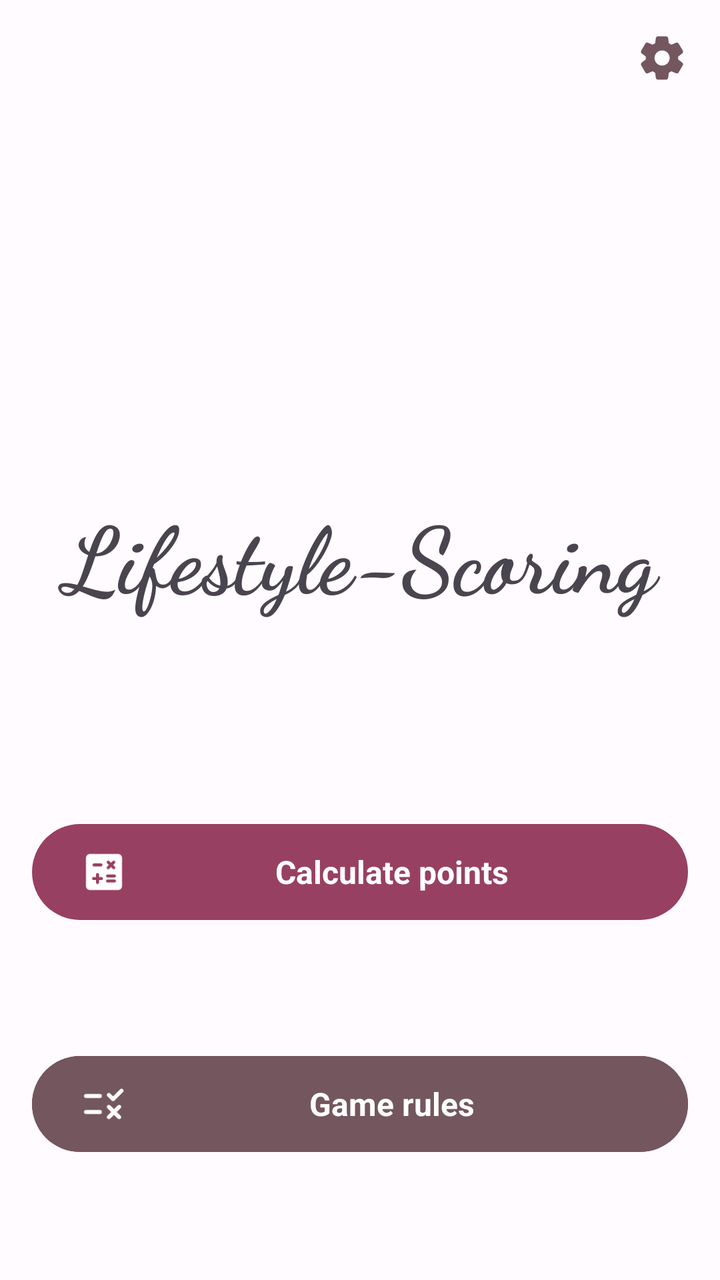
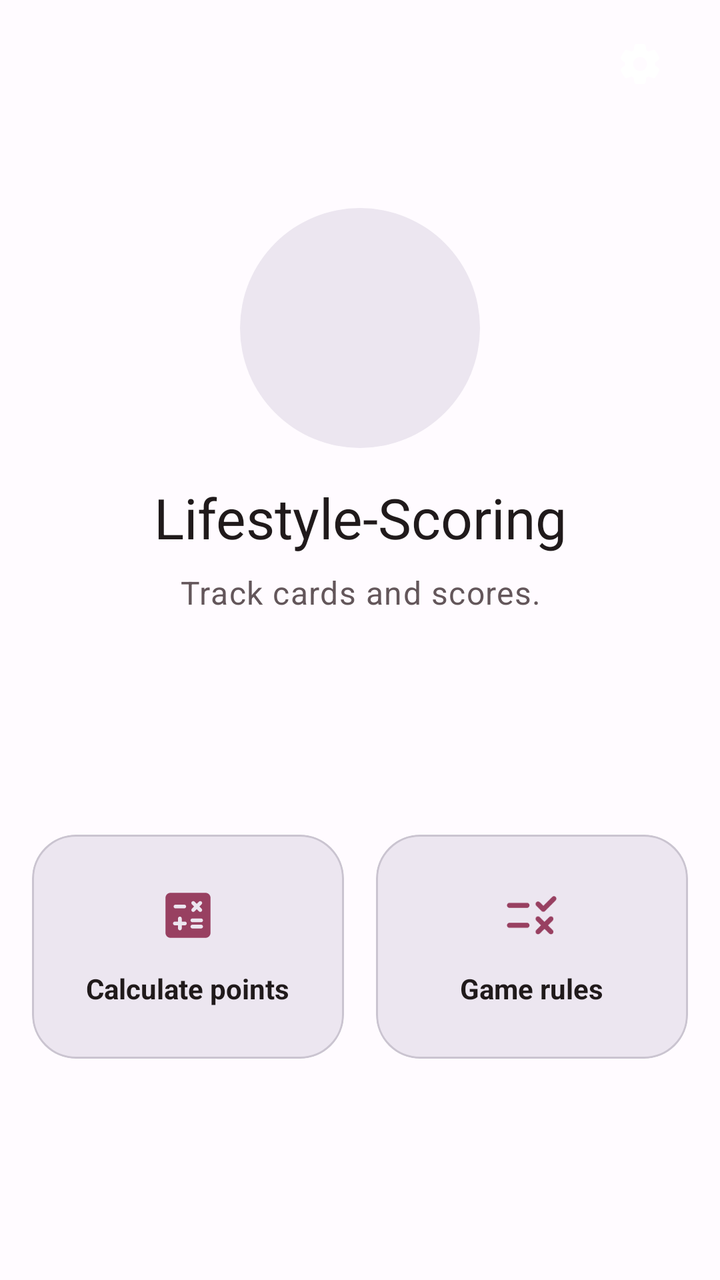

Screens rendered from an Android XML layout before and after an edit, with the pre-edit source and the edit as a unified diff.
<!-- AndroidManifest.xml: application theme Theme.LifestyleScoringApp -->
<!-- res/layout/activity_home.xml -->
<?xml version="1.0" encoding="utf-8"?>
<layout xmlns:tools="http://schemas.android.com/tools"
    xmlns:android="http://schemas.android.com/apk/res/android"
    xmlns:app="http://schemas.android.com/apk/res-auto">
    <RelativeLayout
        android:layout_width="match_parent"
        android:layout_height="match_parent"
        tools:context=".ui.activities.HomeActivity">

        <ImageView
            android:id="@+id/btn_settings"
            android:layout_width="26dp"
            android:layout_height="26dp"
            android:layout_alignParentTop="true"
            android:layout_alignParentEnd="true"
            android:layout_marginTop="16dp"
            android:layout_marginEnd="16dp"
            android:src="@drawable/ic_settings"
            app:tint="?colorAccent"
            android:contentDescription="@string/settings"/>

        <com.google.android.material.imageview.ShapeableImageView
            app:shapeAppearanceOverlay="@style/roundedImageViewRounded"
            android:layout_width="125dp"
            android:layout_height="125dp"
            android:background="@mipmap/ic_launcher"
            android:layout_centerHorizontal="true"
            android:layout_marginTop="60dp"
            android:id="@+id/app_icon"/>

        <TextView
            android:layout_width="match_parent"
            android:layout_height="wrap_content"
            android:layout_below="@id/app_icon"
            android:layout_centerHorizontal="true"
            android:layout_marginTop="60dp"
            android:fontFamily="cursive"
            android:text="@string/lifestyle_scoring"
            android:textSize="46sp"
            android:textStyle="bold"
            android:textAlignment="center"/>

        <Button
            android:id="@+id/btn_calculate_points"
            style="@style/FontSizeMedium"
            android:layout_width="match_parent"
            android:layout_height="56dp"
            android:layout_marginBottom="60dp"
            android:layout_marginStart="16dp"
            android:layout_marginEnd="16dp"
            android:drawableLeft="@drawable/ic_calculate"
            android:drawableTint="?colorOnPrimary"
            android:text="@string/calculate_points"
            android:textStyle="bold"
            android:layout_above="@id/btn_game_rules"/>

        <Button
            android:id="@+id/btn_game_rules"
            style="@style/FontSizeMedium"
            android:layout_width="match_parent"
            android:layout_height="56dp"
            android:layout_alignParentBottom="true"
            android:layout_marginBottom="60dp"
            android:layout_marginStart="16dp"
            android:layout_marginEnd="16dp"
            android:drawableLeft="@drawable/ic_rules"
            android:drawableTint="?colorOnPrimary"
            android:text="@string/game_rules"
            android:textStyle="bold"
            android:backgroundTint="?colorSecondary"/>

    </RelativeLayout>
</layout>
<!-- resources referenced by this layout -->
<resources>
  <!-- drawable ic_calculate (drawable) -->
  <vector android:height="24dp" android:tint="#000000"
      android:viewportHeight="24" android:viewportWidth="24"
      android:width="24dp" xmlns:android="http://schemas.android.com/apk/res/android">
      <path android:fillColor="@android:color/white" android:pathData="M19,3H5C3.9,3 3,3.9 3,5v14c0,1.1 0.9,2 2,2h14c1.1,0 2,-0.9 2,-2V5C21,3.9 20.1,3 19,3zM13.56,6.53L13.56,6.53c0.29,-0.29 0.77,-0.29 1.06,0l0.88,0.88l0.88,-0.88c0.29,-0.29 0.77,-0.29 1.06,0l0,0c0.29,0.29 0.29,0.77 0,1.06l-0.88,0.88l0.88,0.88c0.29,0.29 0.29,0.77 0,1.06v0c-0.29,0.29 -0.77,0.29 -1.06,0L15.5,9.54l-0.88,0.88c-0.29,0.29 -0.77,0.29 -1.06,0l0,0c-0.29,-0.29 -0.29,-0.77 0,-1.06l0.88,-0.88l-0.88,-0.88C13.26,7.3 13.26,6.82 13.56,6.53zM7,7.72h3.5c0.41,0 0.75,0.34 0.75,0.75v0c0,0.41 -0.34,0.75 -0.75,0.75H7c-0.41,0 -0.75,-0.34 -0.75,-0.75v0C6.25,8.06 6.59,7.72 7,7.72zM10.75,16H9.5v1.25C9.5,17.66 9.16,18 8.75,18h0C8.34,18 8,17.66 8,17.25V16H6.75C6.34,16 6,15.66 6,15.25v0c0,-0.41 0.34,-0.75 0.75,-0.75H8v-1.25c0,-0.41 0.34,-0.75 0.75,-0.75h0c0.41,0 0.75,0.34 0.75,0.75v1.25h1.25c0.41,0 0.75,0.34 0.75,0.75v0C11.5,15.66 11.16,16 10.75,16zM17.25,17.25h-3.5c-0.41,0 -0.75,-0.34 -0.75,-0.75l0,0c0,-0.41 0.34,-0.75 0.75,-0.75h3.5c0.41,0 0.75,0.34 0.75,0.75l0,0C18,16.91 17.66,17.25 17.25,17.25zM17.25,14.75h-3.5C13.34,14.75 13,14.41 13,14v0c0,-0.41 0.34,-0.75 0.75,-0.75h3.5c0.41,0 0.75,0.34 0.75,0.75v0C18,14.41 17.66,14.75 17.25,14.75z"/>
  </vector>
  <!-- drawable ic_rules (drawable) -->
  <vector android:autoMirrored="true" android:height="24dp"
      android:tint="#000000" android:viewportHeight="24"
      android:viewportWidth="24" android:width="24dp" xmlns:android="http://schemas.android.com/apk/res/android">
      <path android:fillColor="@android:color/white" android:pathData="M15.83,10.29l-2.12,-2.12c-0.39,-0.39 -0.39,-1.02 0,-1.41l0,0c0.39,-0.39 1.02,-0.39 1.41,0l1.41,1.41l3.54,-3.54c0.39,-0.39 1.02,-0.39 1.41,0l0,0c0.39,0.39 0.39,1.02 0,1.41l-4.24,4.24C16.85,10.68 16.22,10.68 15.83,10.29zM10,7H3C2.45,7 2,7.45 2,8v0c0,0.55 0.45,1 1,1h7c0.55,0 1,-0.45 1,-1v0C11,7.45 10.55,7 10,7zM20.29,12.71L20.29,12.71c-0.39,-0.39 -1.02,-0.39 -1.41,0L17,14.59l-1.88,-1.88c-0.39,-0.39 -1.02,-0.39 -1.41,0l0,0c-0.39,0.39 -0.39,1.02 0,1.41L15.59,16l-1.88,1.88c-0.39,0.39 -0.39,1.02 0,1.41l0,0c0.39,0.39 1.02,0.39 1.41,0L17,17.41l1.88,1.88c0.39,0.39 1.02,0.39 1.41,0l0,0c0.39,-0.39 0.39,-1.02 0,-1.41L18.41,16l1.88,-1.88C20.68,13.73 20.68,13.1 20.29,12.71zM10,15H3c-0.55,0 -1,0.45 -1,1v0c0,0.55 0.45,1 1,1h7c0.55,0 1,-0.45 1,-1v0C11,15.45 10.55,15 10,15z"/>
  </vector>
  <!-- drawable ic_settings (drawable) -->
  <vector android:height="24dp" android:tint="#000000"
      android:viewportHeight="24" android:viewportWidth="24"
      android:width="24dp" xmlns:android="http://schemas.android.com/apk/res/android">
      <path android:fillColor="@android:color/white" android:pathData="M19.5,12c0,-0.23 -0.01,-0.45 -0.03,-0.68l1.86,-1.41c0.4,-0.3 0.51,-0.86 0.26,-1.3l-1.87,-3.23c-0.25,-0.44 -0.79,-0.62 -1.25,-0.42l-2.15,0.91c-0.37,-0.26 -0.76,-0.49 -1.17,-0.68l-0.29,-2.31C14.8,2.38 14.37,2 13.87,2h-3.73C9.63,2 9.2,2.38 9.14,2.88L8.85,5.19c-0.41,0.19 -0.8,0.42 -1.17,0.68L5.53,4.96c-0.46,-0.2 -1,-0.02 -1.25,0.42L2.41,8.62c-0.25,0.44 -0.14,0.99 0.26,1.3l1.86,1.41C4.51,11.55 4.5,11.77 4.5,12s0.01,0.45 0.03,0.68l-1.86,1.41c-0.4,0.3 -0.51,0.86 -0.26,1.3l1.87,3.23c0.25,0.44 0.79,0.62 1.25,0.42l2.15,-0.91c0.37,0.26 0.76,0.49 1.17,0.68l0.29,2.31C9.2,21.62 9.63,22 10.13,22h3.73c0.5,0 0.93,-0.38 0.99,-0.88l0.29,-2.31c0.41,-0.19 0.8,-0.42 1.17,-0.68l2.15,0.91c0.46,0.2 1,0.02 1.25,-0.42l1.87,-3.23c0.25,-0.44 0.14,-0.99 -0.26,-1.3l-1.86,-1.41C19.49,12.45 19.5,12.23 19.5,12zM12.04,15.5c-1.93,0 -3.5,-1.57 -3.5,-3.5s1.57,-3.5 3.5,-3.5s3.5,1.57 3.5,3.5S13.97,15.5 12.04,15.5z"/>
  </vector>
  <string name="settings">Settings</string>
  <style name="FontSizeMedium" parent="Theme.LifestyleScoringApp">
          <item name="android:textSize">16sp</item>
      </style>
  <style name="Theme.LifestyleScoringApp" parent="Theme.Material3.Light.NoActionBar">
          <item name="colorPrimary">@color/md_theme_light_primary</item>
          <item name="colorOnPrimary">@color/md_theme_light_onPrimary</item>
          <item name="colorPrimaryContainer">@color/md_theme_light_primaryContainer</item>
          <item name="colorOnPrimaryContainer">@color/md_theme_light_onPrimaryContainer</item>
          <item name="colorSecondary">@color/md_theme_light_secondary</item>
          <item name="colorOnSecondary">@color/md_theme_light_onSecondary</item>
          <item name="colorSecondaryContainer">@color/md_theme_light_secondaryContainer</item>
          <item name="colorOnSecondaryContainer">@color/md_theme_light_onSecondaryContainer</item>
          <item name="colorTertiary">@color/md_theme_light_tertiary</item>
          <item name="colorOnTertiary">@color/md_theme_light_onTertiary</item>
          <item name="colorTertiaryContainer">@color/md_theme_light_tertiaryContainer</item>
          <item name="colorOnTertiaryContainer">@color/md_theme_light_onTertiaryContainer</item>
          <item name="colorError">@color/md_theme_light_error</item>
          <item name="colorErrorContainer">@color/md_theme_light_errorContainer</item>
          <item name="colorOnError">@color/md_theme_light_onError</item>
          <item name="colorOnErrorContainer">@color/md_theme_light_onErrorContainer</item>
          <item name="android:colorBackground">@color/md_theme_light_background</item>
          <item name="colorOnBackground">@color/md_theme_light_onBackground</item>
          <item name="colorSurface">@color/md_theme_light_surface</item>
          <item name="colorOnSurface">@color/md_theme_light_onSurface</item>
          <item name="colorSurfaceVariant">@color/md_theme_light_surfaceVariant</item>
          <item name="colorOnSurfaceVariant">@color/md_theme_light_onSurfaceVariant</item>
          <item name="colorOutline">@color/md_theme_light_outline</item>
          <item name="colorOnSurfaceInverse">@color/md_theme_light_inverseOnSurface</item>
          <item name="colorSurfaceInverse">@color/md_theme_light_inverseSurface</item>
          <item name="colorPrimaryInverse">@color/md_theme_light_inversePrimary</item>
  
          <item name="android:textColorSecondary">?colorOnPrimary</item>
      </style>
  <!-- unchanged entries left out for length: 31 -->
</resources>

<!-- the commit's change to res/layout/activity_home.xml (unified diff, before → after) -->
@@ -2,72 +2,200 @@
 <layout xmlns:tools="http://schemas.android.com/tools"
     xmlns:android="http://schemas.android.com/apk/res/android"
     xmlns:app="http://schemas.android.com/apk/res-auto">
-    <RelativeLayout
+
+    <LinearLayout
         android:layout_width="match_parent"
         android:layout_height="match_parent"
+        android:background="?attr/colorSurface"
+        android:orientation="vertical"
         tools:context=".ui.activities.HomeActivity">
 
-        <ImageView
-            android:id="@+id/btn_settings"
-            android:layout_width="26dp"
-            android:layout_height="26dp"
-            android:layout_alignParentTop="true"
-            android:layout_alignParentEnd="true"
-            android:layout_marginTop="16dp"
-            android:layout_marginEnd="16dp"
-            android:src="@drawable/ic_settings"
-            app:tint="?colorAccent"
-            android:contentDescription="@string/settings"/>
-
-        <com.google.android.material.imageview.ShapeableImageView
-            app:shapeAppearanceOverlay="@style/roundedImageViewRounded"
-            android:layout_width="125dp"
-            android:layout_height="125dp"
-            android:background="@mipmap/ic_launcher"
-            android:layout_centerHorizontal="true"
-            android:layout_marginTop="60dp"
-            android:id="@+id/app_icon"/>
-
-        <TextView
+        <com.google.android.material.appbar.MaterialToolbar
+            android:id="@+id/toolbar"
             android:layout_width="match_parent"
-            android:layout_height="wrap_content"
-            android:layout_below="@id/app_icon"
-            android:layout_centerHorizontal="true"
-            android:layout_marginTop="60dp"
-            android:fontFamily="cursive"
-            android:text="@string/lifestyle_scoring"
-            android:textSize="46sp"
-            android:textStyle="bold"
-            android:textAlignment="center"/>
-
-        <Button
-            android:id="@+id/btn_calculate_points"
-            style="@style/FontSizeMedium"
+            android:layout_height="@dimen/toolbar_height"
+            android:background="?attr/colorSurface"
+            android:contentInsetEnd="0dp"
+            android:contentInsetLeft="0dp"
+            android:contentInsetRight="0dp"
+            android:contentInsetStart="0dp"
+            android:elevation="0dp"
+            android:paddingEnd="@dimen/screen_horizontal_padding"
+            android:paddingStart="0dp"
+            android:stateListAnimator="@null"
+            app:contentInsetEnd="0dp"
+            app:contentInsetLeft="0dp"
+            app:contentInsetRight="0dp"
+            app:contentInsetStart="0dp"
+            app:elevation="0dp"
+            app:menu="@menu/home_menu"
+            app:title=""
+            app:titleTextColor="?attr/colorOnSurface" />
+
+        <androidx.core.widget.NestedScrollView
+            android:id="@+id/scroll_content"
             android:layout_width="match_parent"
-            android:layout_height="56dp"
-            android:layout_marginBottom="60dp"
-            android:layout_marginStart="16dp"
-            android:layout_marginEnd="16dp"
-            android:drawableLeft="@drawable/ic_calculate"
-            android:drawableTint="?colorOnPrimary"
-            android:text="@string/calculate_points"
-            android:textStyle="bold"
-            android:layout_above="@id/btn_game_rules"/>
-
-        <Button
-            android:id="@+id/btn_game_rules"
-            style="@style/FontSizeMedium"
-            android:layout_width="match_parent"
-            android:layout_height="56dp"
-            android:layout_alignParentBottom="true"
-            android:layout_marginBottom="60dp"
-            android:layout_marginStart="16dp"
-            android:layout_marginEnd="16dp"
-            android:drawableLeft="@drawable/ic_rules"
-            android:drawableTint="?colorOnPrimary"
-            android:text="@string/game_rules"
-            android:textStyle="bold"
-            android:backgroundTint="?colorSecondary"/>
-
-    </RelativeLayout>
+            android:layout_height="0dp"
+            android:layout_weight="1"
+            android:clipToPadding="false"
+            android:fillViewport="true"
+            android:overScrollMode="never">
+
+            <LinearLayout
+                android:layout_width="match_parent"
+                android:layout_height="match_parent"
+                android:gravity="center_horizontal"
+                android:orientation="vertical"
+                android:paddingStart="@dimen/screen_horizontal_padding"
+                android:paddingTop="@dimen/spacing_medium"
+                android:paddingEnd="@dimen/screen_horizontal_padding"
+                android:paddingBottom="@dimen/spacing_medium">
+
+                <FrameLayout
+                    android:id="@+id/heroIconContainer"
+                    android:layout_width="wrap_content"
+                    android:layout_height="wrap_content"
+                    android:layout_marginTop="@dimen/spacing_small"
+                    android:background="@drawable/bg_manual_icon_circle"
+                    android:padding="14dp">
+
+                    <com.google.android.material.imageview.ShapeableImageView
+                        android:id="@+id/app_icon"
+                        android:layout_width="92dp"
+                        android:layout_height="92dp"
+                        android:background="@mipmap/ic_launcher"
+                        android:contentDescription="@string/a11y_app_icon"
+                        android:scaleType="centerCrop"
+                        app:shapeAppearanceOverlay="@style/roundedImageViewRounded" />
+                </FrameLayout>
+
+                <TextView
+                    android:id="@+id/txt_headline"
+                    android:layout_width="match_parent"
+                    android:layout_height="wrap_content"
+                    android:layout_marginTop="@dimen/spacing_small"
+                    android:text="@string/lifestyle_scoring"
+                    android:textAlignment="center"
+                    android:textAppearance="@style/TextAppearance.Material3.HeadlineMedium"
+                    android:textColor="?attr/colorOnSurface" />
+
+                <TextView
+                    android:id="@+id/txt_tagline"
+                    android:layout_width="match_parent"
+                    android:layout_height="wrap_content"
+                    android:layout_marginTop="8dp"
+                    android:alpha="0.9"
+                    android:maxWidth="300dp"
+                    android:text="@string/home_tagline"
+                    android:textAlignment="center"
+                    android:textAppearance="@style/TextAppearance.Material3.BodyLarge"
+                    android:textColor="?attr/colorOnSurfaceVariant" />
+
+                <Space
+                    android:layout_width="match_parent"
+                    android:layout_height="0dp"
+                    android:layout_weight="1" />
+
+                <LinearLayout
+                    android:id="@+id/actionTilesRow"
+                    android:layout_width="match_parent"
+                    android:layout_height="wrap_content"
+                    android:layout_marginTop="@dimen/spacing_medium"
+                    android:gravity="center"
+                    android:orientation="horizontal">
+
+                    <com.google.android.material.card.MaterialCardView
+                        android:id="@+id/tile_calculate"
+                        android:layout_width="0dp"
+                        android:layout_height="wrap_content"
+                        android:layout_marginEnd="8dp"
+                        android:layout_weight="1"
+                        app:cardBackgroundColor="?attr/colorSurfaceContainerHigh"
+                        app:cardCornerRadius="22dp"
+                        app:cardElevation="0dp"
+                        app:strokeColor="?attr/colorOutlineVariant"
+                        app:strokeWidth="1dp">
+
+                        <LinearLayout
+                            android:id="@+id/btn_calculate_points"
+                            android:layout_width="match_parent"
+                            android:layout_height="wrap_content"
+                            android:background="?attr/selectableItemBackground"
+                            android:clickable="true"
+                            android:focusable="true"
+                            android:gravity="center"
+                            android:minHeight="112dp"
+                            android:orientation="vertical"
+                            android:padding="@dimen/spacing_small">
+
+                            <ImageView
+                                android:layout_width="30dp"
+                                android:layout_height="30dp"
+                                android:contentDescription="@null"
+                                android:importantForAccessibility="no"
+                                android:src="@drawable/ic_calculate"
+                                app:tint="?attr/colorPrimary" />
+
+                            <TextView
+                                android:layout_width="wrap_content"
+                                android:layout_height="wrap_content"
+                                android:layout_marginTop="12dp"
+                                android:text="@string/calculate_points"
+                                android:textAlignment="center"
+                                android:textColor="?attr/colorOnSurface"
+                                android:textStyle="bold" />
+                        </LinearLayout>
+                    </com.google.android.material.card.MaterialCardView>
+
+                    <com.google.android.material.card.MaterialCardView
+                        android:id="@+id/tile_rules"
+                        android:layout_width="0dp"
+                        android:layout_height="wrap_content"
+                        android:layout_marginStart="8dp"
+                        android:layout_weight="1"
+                        app:cardBackgroundColor="?attr/colorSurfaceContainerHigh"
+                        app:cardCornerRadius="22dp"
+                        app:cardElevation="0dp"
+                        app:strokeColor="?attr/colorOutlineVariant"
+                        app:strokeWidth="1dp">
+
+                        <LinearLayout
+                            android:id="@+id/btn_game_rules"
+                            android:layout_width="match_parent"
+                            android:layout_height="wrap_content"
+                            android:background="?attr/selectableItemBackground"
+                            android:clickable="true"
+                            android:focusable="true"
+                            android:gravity="center"
+                            android:minHeight="112dp"
+                            android:orientation="vertical"
+                            android:padding="@dimen/spacing_small">
+
+                            <ImageView
+                                android:layout_width="30dp"
+                                android:layout_height="30dp"
+                                android:contentDescription="@null"
+                                android:importantForAccessibility="no"
+                                android:src="@drawable/ic_rules"
+                                app:tint="?attr/colorPrimary" />
+
+                            <TextView
+                                android:layout_width="wrap_content"
+                                android:layout_height="wrap_content"
+                                android:layout_marginTop="12dp"
+                                android:text="@string/game_rules"
+                                android:textAlignment="center"
+                                android:textColor="?attr/colorOnSurface"
+                                android:textStyle="bold" />
+                        </LinearLayout>
+                    </com.google.android.material.card.MaterialCardView>
+                </LinearLayout>
+
+                <Space
+                    android:layout_width="match_parent"
+                    android:layout_height="0dp"
+                    android:layout_weight="1" />
+            </LinearLayout>
+        </androidx.core.widget.NestedScrollView>
+    </LinearLayout>
 </layout>
<!-- resource entries referenced after the edit -->
@@ -1,28 +1,30 @@
 <!-- resources referenced by this layout -->
 <resources>
+  <dimen name="screen_horizontal_padding">16dp</dimen>
+  <dimen name="spacing_medium">24dp</dimen>
+  <dimen name="spacing_small">16dp</dimen>
+  <dimen name="toolbar_height">64dp</dimen>
+  <!-- drawable bg_manual_icon_circle (drawable) -->
+  <?xml version="1.0" encoding="utf-8"?>
+  <shape xmlns:android="http://schemas.android.com/apk/res/android" android:shape="oval">
+      <solid android:color="?attr/colorSurfaceContainerHigh" />
+  </shape>
   <!-- drawable ic_calculate (drawable) -->
-  <vector android:height="24dp" android:tint="#000000"
+  <vector android:height="24dp" android:tint="?attr/colorOnSurfaceVariant"
       android:viewportHeight="24" android:viewportWidth="24"
       android:width="24dp" xmlns:android="http://schemas.android.com/apk/res/android">
       <path android:fillColor="@android:color/white" android:pathData="M19,3H5C3.9,3 3,3.9 3,5v14c0,1.1 0.9,2 2,2h14c1.1,0 2,-0.9 2,-2V5C21,3.9 20.1,3 19,3zM13.56,6.53L13.56,6.53c0.29,-0.29 0.77,-0.29 1.06,0l0.88,0.88l0.88,-0.88c0.29,-0.29 0.77,-0.29 1.06,0l0,0c0.29,0.29 0.29,0.77 0,1.06l-0.88,0.88l0.88,0.88c0.29,0.29 0.29,0.77 0,1.06v0c-0.29,0.29 -0.77,0.29 -1.06,0L15.5,9.54l-0.88,0.88c-0.29,0.29 -0.77,0.29 -1.06,0l0,0c-0.29,-0.29 -0.29,-0.77 0,-1.06l0.88,-0.88l-0.88,-0.88C13.26,7.3 13.26,6.82 13.56,6.53zM7,7.72h3.5c0.41,0 0.75,0.34 0.75,0.75v0c0,0.41 -0.34,0.75 -0.75,0.75H7c-0.41,0 -0.75,-0.34 -0.75,-0.75v0C6.25,8.06 6.59,7.72 7,7.72zM10.75,16H9.5v1.25C9.5,17.66 9.16,18 8.75,18h0C8.34,18 8,17.66 8,17.25V16H6.75C6.34,16 6,15.66 6,15.25v0c0,-0.41 0.34,-0.75 0.75,-0.75H8v-1.25c0,-0.41 0.34,-0.75 0.75,-0.75h0c0.41,0 0.75,0.34 0.75,0.75v1.25h1.25c0.41,0 0.75,0.34 0.75,0.75v0C11.5,15.66 11.16,16 10.75,16zM17.25,17.25h-3.5c-0.41,0 -0.75,-0.34 -0.75,-0.75l0,0c0,-0.41 0.34,-0.75 0.75,-0.75h3.5c0.41,0 0.75,0.34 0.75,0.75l0,0C18,16.91 17.66,17.25 17.25,17.25zM17.25,14.75h-3.5C13.34,14.75 13,14.41 13,14v0c0,-0.41 0.34,-0.75 0.75,-0.75h3.5c0.41,0 0.75,0.34 0.75,0.75v0C18,14.41 17.66,14.75 17.25,14.75z"/>
   </vector>
   <!-- drawable ic_rules (drawable) -->
   <vector android:autoMirrored="true" android:height="24dp"
-      android:tint="#000000" android:viewportHeight="24"
+      android:tint="?attr/colorOnSurfaceVariant" android:viewportHeight="24"
       android:viewportWidth="24" android:width="24dp" xmlns:android="http://schemas.android.com/apk/res/android">
       <path android:fillColor="@android:color/white" android:pathData="M15.83,10.29l-2.12,-2.12c-0.39,-0.39 -0.39,-1.02 0,-1.41l0,0c0.39,-0.39 1.02,-0.39 1.41,0l1.41,1.41l3.54,-3.54c0.39,-0.39 1.02,-0.39 1.41,0l0,0c0.39,0.39 0.39,1.02 0,1.41l-4.24,4.24C16.85,10.68 16.22,10.68 15.83,10.29zM10,7H3C2.45,7 2,7.45 2,8v0c0,0.55 0.45,1 1,1h7c0.55,0 1,-0.45 1,-1v0C11,7.45 10.55,7 10,7zM20.29,12.71L20.29,12.71c-0.39,-0.39 -1.02,-0.39 -1.41,0L17,14.59l-1.88,-1.88c-0.39,-0.39 -1.02,-0.39 -1.41,0l0,0c-0.39,0.39 -0.39,1.02 0,1.41L15.59,16l-1.88,1.88c-0.39,0.39 -0.39,1.02 0,1.41l0,0c0.39,0.39 1.02,0.39 1.41,0L17,17.41l1.88,1.88c0.39,0.39 1.02,0.39 1.41,0l0,0c0.39,-0.39 0.39,-1.02 0,-1.41L18.41,16l1.88,-1.88C20.68,13.73 20.68,13.1 20.29,12.71zM10,15H3c-0.55,0 -1,0.45 -1,1v0c0,0.55 0.45,1 1,1h7c0.55,0 1,-0.45 1,-1v0C11,15.45 10.55,15 10,15z"/>
   </vector>
-  <!-- drawable ic_settings (drawable) -->
-  <vector android:height="24dp" android:tint="#000000"
-      android:viewportHeight="24" android:viewportWidth="24"
-      android:width="24dp" xmlns:android="http://schemas.android.com/apk/res/android">
-      <path android:fillColor="@android:color/white" android:pathData="M19.5,12c0,-0.23 -0.01,-0.45 -0.03,-0.68l1.86,-1.41c0.4,-0.3 0.51,-0.86 0.26,-1.3l-1.87,-3.23c-0.25,-0.44 -0.79,-0.62 -1.25,-0.42l-2.15,0.91c-0.37,-0.26 -0.76,-0.49 -1.17,-0.68l-0.29,-2.31C14.8,2.38 14.37,2 13.87,2h-3.73C9.63,2 9.2,2.38 9.14,2.88L8.85,5.19c-0.41,0.19 -0.8,0.42 -1.17,0.68L5.53,4.96c-0.46,-0.2 -1,-0.02 -1.25,0.42L2.41,8.62c-0.25,0.44 -0.14,0.99 0.26,1.3l1.86,1.41C4.51,11.55 4.5,11.77 4.5,12s0.01,0.45 0.03,0.68l-1.86,1.41c-0.4,0.3 -0.51,0.86 -0.26,1.3l1.87,3.23c0.25,0.44 0.79,0.62 1.25,0.42l2.15,-0.91c0.37,0.26 0.76,0.49 1.17,0.68l0.29,2.31C9.2,21.62 9.63,22 10.13,22h3.73c0.5,0 0.93,-0.38 0.99,-0.88l0.29,-2.31c0.41,-0.19 0.8,-0.42 1.17,-0.68l2.15,0.91c0.46,0.2 1,0.02 1.25,-0.42l1.87,-3.23c0.25,-0.44 0.14,-0.99 -0.26,-1.3l-1.86,-1.41C19.49,12.45 19.5,12.23 19.5,12zM12.04,15.5c-1.93,0 -3.5,-1.57 -3.5,-3.5s1.57,-3.5 3.5,-3.5s3.5,1.57 3.5,3.5S13.97,15.5 12.04,15.5z"/>
-  </vector>
-  <string name="settings">Settings</string>
-  <style name="FontSizeMedium" parent="Theme.LifestyleScoringApp">
-          <item name="android:textSize">16sp</item>
-      </style>
-  <style name="Theme.LifestyleScoringApp" parent="Theme.Material3.Light.NoActionBar">
+  <string name="a11y_app_icon">App icon</string>
+  <string name="home_tagline">Track cards and scores.</string>
+  <style name="Theme.LifestyleScoringApp" parent="Base.Theme.LifestyleScoringApp" />
+  <style name="Base.Theme.LifestyleScoringApp" parent="Theme.Material3.Light.NoActionBar">
           <item name="colorPrimary">@color/md_theme_light_primary</item>
           <item name="colorOnPrimary">@color/md_theme_light_onPrimary</item>
           <item name="colorPrimaryContainer">@color/md_theme_light_primaryContainer</item>
@@ -49,8 +51,9 @@
           <item name="colorOnSurfaceInverse">@color/md_theme_light_inverseOnSurface</item>
           <item name="colorSurfaceInverse">@color/md_theme_light_inverseSurface</item>
           <item name="colorPrimaryInverse">@color/md_theme_light_inversePrimary</item>
-  
-          <item name="android:textColorSecondary">?colorOnPrimary</item>
+          <item name="android:statusBarColor">@color/md_theme_light_surface</item>
+          <item name="android:navigationBarColor">@color/md_theme_light_surface</item>
+          <item name="android:windowLightStatusBar">true</item>
       </style>
   <!-- unchanged entries left out for length: 31 -->
 </resources>
